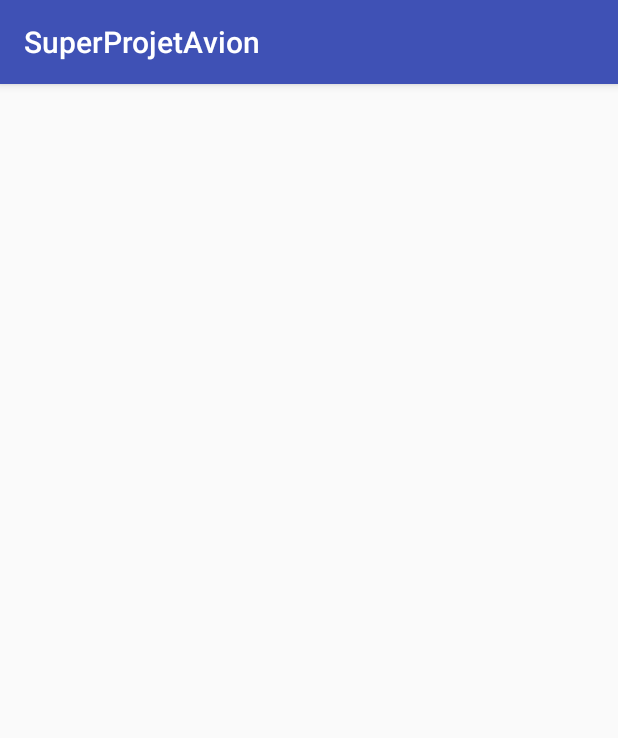
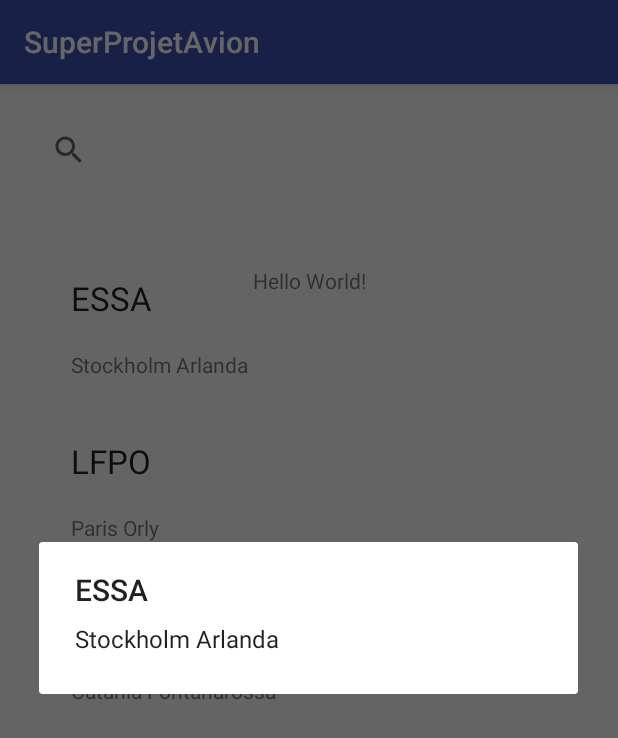
Before and after one commit to DylanRenard/SuperProjetD-Avion, an Android app: the screen it shows after launch (SearchActivity before the commit, MainActivity after it), after a tap on "Hello World!", on a phone screen of 412 x 824 dp. Shown: the top 738 px of the screen. Run offline under Robolectric (Android 15) with nearby library versions, the phone set to English and light mode, and no system bars.

Commit message:
RecyclerView

```diff
--- a/SuperProjetAvion/app/src/main/java/fr/ensim/superprojetavion/Activity/MainActivity.java
+++ b/SuperProjetAvion/app/src/main/java/fr/ensim/superprojetavion/Activity/MainActivity.java
@@ -4,6 +4,8 @@ import android.content.Context;
 import android.content.Intent;
 import android.os.Bundle;
 import android.support.v7.app.AppCompatActivity;
+import android.support.v7.widget.LinearLayoutManager;
+import android.support.v7.widget.RecyclerView;
 import android.view.View;
 import android.widget.TextView;
 
@@ -15,6 +17,7 @@ import java.io.ObjectInputStream;
 import java.io.ObjectOutputStream;
 import java.util.ArrayList;
 
+import fr.ensim.superprojetavion.Adapter.MyAdapter;
 import fr.ensim.superprojetavion.Model.AirportInfo;
 import fr.ensim.superprojetavion.R;
 import fr.ensim.superprojetavion.Service.OaciService;
@@ -36,6 +39,10 @@ public class MainActivity extends AppCompatActivity {
                 search("enbr".toUpperCase());
             }
         });
+
+        final RecyclerView list =(RecyclerView) findViewById(R.id.list);
+        list.setLayoutManager(new LinearLayoutManager(this));
+        list.setAdapter(new MyAdapter());
 
     }
 
--- /dev/null
+++ b/SuperProjetAvion/app/src/main/java/fr/ensim/superprojetavion/Adapter/MyAdapter.java
@@ -0,0 +1,77 @@
+package fr.ensim.superprojetavion.Adapter;
+
+import android.app.AlertDialog;
+import android.support.v7.widget.RecyclerView;
+import android.util.Pair;
+import android.view.LayoutInflater;
+import android.view.View;
+import android.view.ViewGroup;
+import android.widget.TextView;
+
+import java.util.Arrays;
+import java.util.List;
+
+import fr.ensim.superprojetavion.R;
+
+/**
+ * Created by Dana on 29/11/2018.
+ */
+
+public class MyAdapter extends RecyclerView.Adapter<MyAdapter.MyViewHolder> {
+    private final List<Pair<String, String>> characters = Arrays.asList(
+            Pair.create("ESSA", "Stockholm Arlanda"),
+            Pair.create("LFPO", "Paris Orly"),
+            Pair.create("LICC", "Catania Fontanarossa"),
+            Pair.create("KJFK", "JFK New York"),
+            Pair.create("KJFK", "JFK New York")
+
+    );
+
+    @Override
+    public MyViewHolder onCreateViewHolder(ViewGroup parent, int viewType) {
+        LayoutInflater inflater = LayoutInflater.from(parent.getContext());
+        View view = inflater.inflate(R.layout.list_cell, parent, false);
+        return new MyViewHolder(view);
+    }
+
+    @Override
+    public void onBindViewHolder(MyViewHolder holder, int position) {
+        Pair<String, String> pair = characters.get(position);
+        holder.display(pair);
+    }
+
+
+    @Override
+    public int getItemCount() {
+        return characters.size();
+    }
+
+    public class MyViewHolder extends RecyclerView.ViewHolder{
+        private final TextView codeAirport;
+        private final TextView nameAirport;
+
+        private Pair<String, String> currentPair;
+
+        public MyViewHolder(final View itemView) {
+            super(itemView);
+            codeAirport = ((TextView) itemView.findViewById(R.id.codeAirport));
+            nameAirport = ((TextView) itemView.findViewById(R.id.nameAirport));
+
+            itemView.setOnClickListener(new View.OnClickListener() {
+                @Override
+                public void onClick(View view) {
+                    new AlertDialog.Builder(itemView.getContext())
+                            .setTitle(currentPair.first)
+                            .setMessage(currentPair.second)
+                            .show();
+                }
+            });
+        }
+
+        public void display(Pair<String, String> pair) {
+            currentPair = pair;
+            codeAirport.setText(pair.first);
+            nameAirport.setText(pair.second);
+        }
+    }
+}
--- a/SuperProjetAvion/app/src/main/java/fr/ensim/superprojetavion/Model/CodeInfo.java
+++ b/SuperProjetAvion/app/src/main/java/fr/ensim/superprojetavion/Model/CodeInfo.java
@@ -247,6 +247,7 @@ public class CodeInfo {
         }
 
         // N)
+        // A REVOIR
         if(code_taxiwaysState!=null) {
             for(i=0 ; i<code_taxiwaysState.length ; i++){
                 decode_taxiwaysState[i] = "Taxiway " + code_taxiwaysState[i].substring(0, 1) + " : " +
--- a/SuperProjetAvion/app/src/main/res/layout/activity_main.xml
+++ b/SuperProjetAvion/app/src/main/res/layout/activity_main.xml
@@ -14,13 +14,15 @@
         app:layout_constraintBottom_toBottomOf="parent"
         app:layout_constraintLeft_toLeftOf="parent"
         app:layout_constraintRight_toRightOf="parent"
-        app:layout_constraintTop_toTopOf="parent" />
+        app:layout_constraintTop_toTopOf="parent"
+        app:layout_constraintVertical_bias="0.162" />
 
     <android.support.v7.widget.RecyclerView
+        android:id="@+id/list"
         android:layout_width="368dp"
         android:layout_height="wrap_content"
         android:layout_marginEnd="10dp"
-        android:layout_marginStart="10dp"
+        android:layout_marginStart="20dp"
         android:layout_marginTop="40dp"
         app:layout_constraintEnd_toEndOf="parent"
         app:layout_constraintStart_toStartOf="parent"
--- a/SuperProjetAvion/app/src/main/res/layout/activity_splash_screen.xml
+++ b/SuperProjetAvion/app/src/main/res/layout/activity_splash_screen.xml
@@ -12,13 +12,12 @@
         android:layout_height="match_parent"
         android:src="@drawable/plane">
 
-        <TextView
-            android:id="@+id/textView"
-            android:layout_width="wrap_content"
-            android:layout_height="wrap_content"
-            android:layout_alignParentTop="true"
-            android:layout_centerHorizontal="true"
-            android:layout_marginTop="169dp"
-            android:text="SplashScreen" />
+        <ImageView
+            android:id="@+id/imageView2"
+            android:layout_width="match_parent"
+            android:layout_height="match_parent"
+            android:layout_alignParentStart="true"
+            android:layout_centerVertical="true"
+            app:srcCompat="@drawable/plane" />
     </RelativeLayout>
 </android.support.constraint.ConstraintLayout>
--- /dev/null
+++ b/SuperProjetAvion/app/src/main/res/layout/list_cell.xml
@@ -0,0 +1,29 @@
+<?xml version="1.0" encoding="utf-8"?>
+<LinearLayout xmlns:android="http://schemas.android.com/apk/res/android"
+    xmlns:tools="http://schemas.android.com/tools"
+    android:layout_width="match_parent"
+    android:layout_height="match_parent"
+    android:layout_margin="20dp"
+    android:orientation="vertical">
+
+    <TextView
+        android:id="@+id/codeAirport"
+        android:layout_width="wrap_content"
+        android:layout_height="wrap_content"
+        android:layout_gravity="left"
+        android:layout_marginBottom="20dp"
+        android:textAppearance="?android:attr/textAppearanceLarge"
+        tools:text="codeAirport" />
+
+    <TextView
+        android:id="@+id/nameAirport"
+        android:layout_width="wrap_content"
+        android:layout_height="wrap_content"
+        android:layout_gravity="left"
+        android:ellipsize="end"
+        android:lines="1"
+        android:textAppearance="?android:attr/textAppearanceSmall"
+        tools:text="nameAirport"/>
+
+
+</LinearLayout>
```
